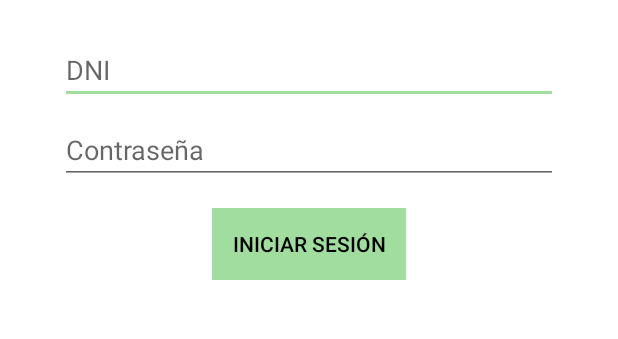
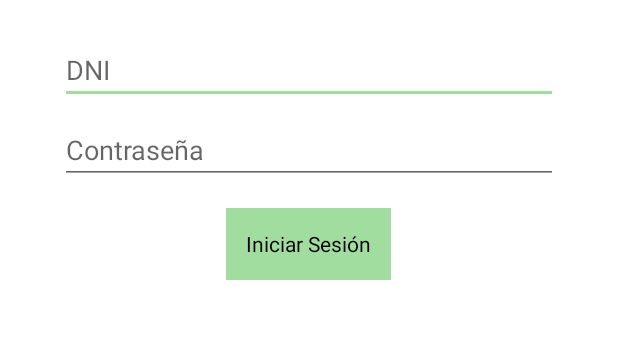
Before and after one commit to RodrigoDeRosa-zz/ConectarSalud, an Android app: the screen it shows after launch (LoginActivity), on a phone screen of 412 x 824 dp, the part 409-748 px from its top. Run offline under Robolectric (Android 15) with nearby library versions, the phone set to English and light mode, and no system bars; our stand-ins replace Volley; libraries missing offline, so code that uses them is left out: com.beust.klaxon.

Commit message:
Fixes and styles

```diff
--- a/app/src/main/java/com/conectarSalud/connector/videochat/medic/MedicVideoChatConnector.kt
+++ b/app/src/main/java/com/conectarSalud/connector/videochat/medic/MedicVideoChatConnector.kt
@@ -6,11 +6,9 @@ import com.conectarSalud.services.Resources
 import org.json.JSONObject
 
 class MedicVideoChatConnector() {
-
     private val CALL_PATH = "/doctors/%s/consultations?status=active"
 
     fun getCallId(callback: (response :JSONObject?) -> Unit, callbackError: (error: VolleyError?) -> Unit) {
-
         // do login
         val url: String = String.format(CALL_PATH, Resources.extraUserData?.id)
         BackendConnector.get(url, callback, callbackError)
--- a/app/src/main/res/layout/activity_home_affiliate.xml
+++ b/app/src/main/res/layout/activity_home_affiliate.xml
@@ -5,9 +5,8 @@
     android:orientation="vertical">
 
         <Button
+            style="@style/DefaultButton"
             android:id="@+id/btnStartCall"
-            android:layout_width="wrap_content"
-            android:layout_height="wrap_content"
             android:text="@string/startCall"
             android:layout_alignParentBottom="true"
             android:layout_centerHorizontal="true"
--- a/app/src/main/res/layout/activity_home_medic.xml
+++ b/app/src/main/res/layout/activity_home_medic.xml
@@ -5,12 +5,12 @@
     android:orientation="vertical">
 
     <Button
+        style="@style/DefaultButton"
         android:id="@+id/btnStartCall"
-        android:layout_width="wrap_content"
-        android:layout_height="wrap_content"
         android:text="@string/startCall"
         android:layout_alignParentBottom="true"
         android:layout_centerHorizontal="true"
-        android:layout_marginBottom="100dp"/>
+        android:layout_marginBottom="100dp"
+        />
 
 </RelativeLayout>
--- a/app/src/main/res/layout/activity_login.xml
+++ b/app/src/main/res/layout/activity_login.xml
@@ -44,25 +44,20 @@
         android:selectAllOnFocus="true" />
 
     <Button
+        style="@style/DefaultButton"
         android:id="@+id/login"
-        android:layout_width="wrap_content"
-        android:layout_height="wrap_content"
         android:layout_gravity="center"
         android:layout_marginTop="16dp"
         android:layout_marginBottom="16dp"
-        android:padding="20px"
         android:enabled="false"
-        android:background="@color/secondaryGreen"
-        android:textColor="@color/black"
         android:text="@string/action_sign_in" />
 
     <ProgressBar
+        style="@style/DefaultLoadingBar"
         android:id="@+id/loading"
-        android:layout_width="wrap_content"
-        android:layout_height="wrap_content"
         android:layout_gravity="center"
         android:visibility="invisible"
-        android:indeterminateTint="@color/primaryBlue" />
+    />
 
     <TextView
         android:id="@+id/loginError"
--- a/app/src/main/res/layout/activity_rating.xml
+++ b/app/src/main/res/layout/activity_rating.xml
@@ -56,9 +56,8 @@
     </com.google.android.material.textfield.TextInputLayout>
 
     <Button
+        style="@style/DefaultButton"
         android:id="@+id/loadRating"
-        android:layout_width="wrap_content"
-        android:layout_height="wrap_content"
         android:layout_below="@+id/commentTextField"
         android:layout_centerHorizontal="true"
         android:text="@string/load_rating"
@@ -68,9 +67,8 @@
         app:layout_constraintStart_toStartOf="parent" />
 
     <ProgressBar
+        style="@style/DefaultLoadingBar"
         android:id="@+id/loadearRating"
-        android:layout_width="wrap_content"
-        android:layout_height="wrap_content"
         android:layout_gravity="center"
         android:visibility="visible"
         app:layout_constraintBottom_toTopOf="@+id/commentTextField"
--- a/app/src/main/res/layout/activity_waiting_room.xml
+++ b/app/src/main/res/layout/activity_waiting_room.xml
@@ -11,14 +11,13 @@
     android:paddingBottom="@dimen/activity_vertical_margin">
 
     <ProgressBar
+        style="@style/DefaultLoadingBar"
         android:id="@+id/loading"
-        android:layout_width="wrap_content"
-        android:layout_height="wrap_content"
         app:layout_constraintEnd_toEndOf="parent"
         app:layout_constraintStart_toStartOf="parent"
         app:layout_constraintBottom_toBottomOf="parent"
         app:layout_constraintTop_toTopOf="parent"
-        android:indeterminateTint="@color/primaryBlue" />
+    />
 
     <TextView
         android:id="@+id/remainingTimeMessage"
@@ -38,7 +37,6 @@
         android:layout_gravity="center"
         android:layout_marginTop="48dp"
         android:padding="20px"
-        android:enabled="false"
         android:background="@color/secondaryGreen"
         android:textColor="@color/black"
         android:text="@string/cancel_video_chat"
--- a/app/src/main/res/values/styles.xml
+++ b/app/src/main/res/values/styles.xml
@@ -1,4 +1,4 @@
-<resources>
+<resources xmlns:tools="http://schemas.android.com/tools">
 
     <!-- Base application theme. -->
     <style name="AppTheme" parent="Theme.AppCompat.Light.DarkActionBar">
@@ -19,4 +19,18 @@
         <item name="colorControlActivated">@color/duskYellow</item>
         <item name="colorControlNormal">@color/lightGrey</item>
     </style>
+
+    <style name="DefaultButton" parent="Theme.AppCompat">
+        <item name="android:background">@color/secondaryGreen</item>
+        <item name="android:textColor">@color/black</item>
+        <item name="android:padding">20px</item>
+        <item name="android:layout_width">wrap_content</item>
+        <item name="android:layout_height">wrap_content</item>
+    </style>
+
+    <style name="DefaultLoadingBar" parent="Theme.AppCompat">
+        <item name="android:indeterminateTint" tools:ignore="NewApi">@color/primaryBlue</item>
+        <item name="android:layout_width">wrap_content</item>
+        <item name="android:layout_height">wrap_content</item>
+    </style>
 </resources>
```
Also changed, not shown: app/src/main/java/com/conectarSalud/helper/SocketHandler.kt (+5 -6 lines).
